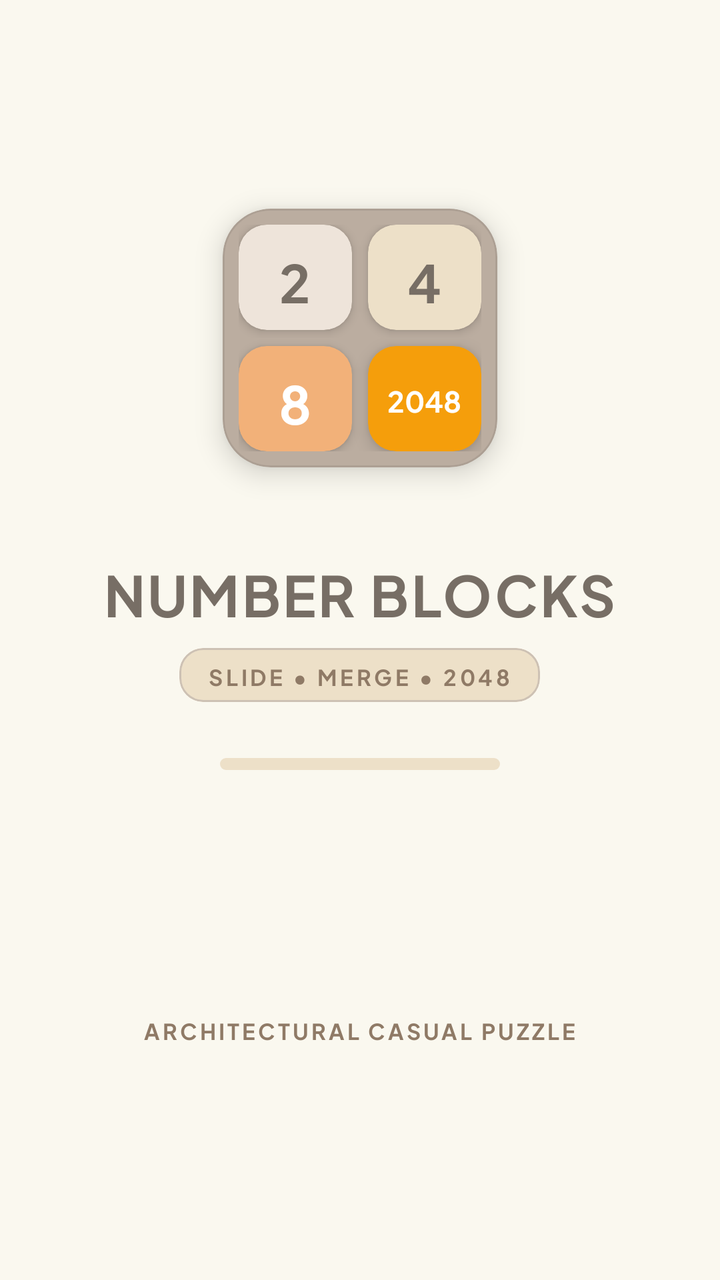
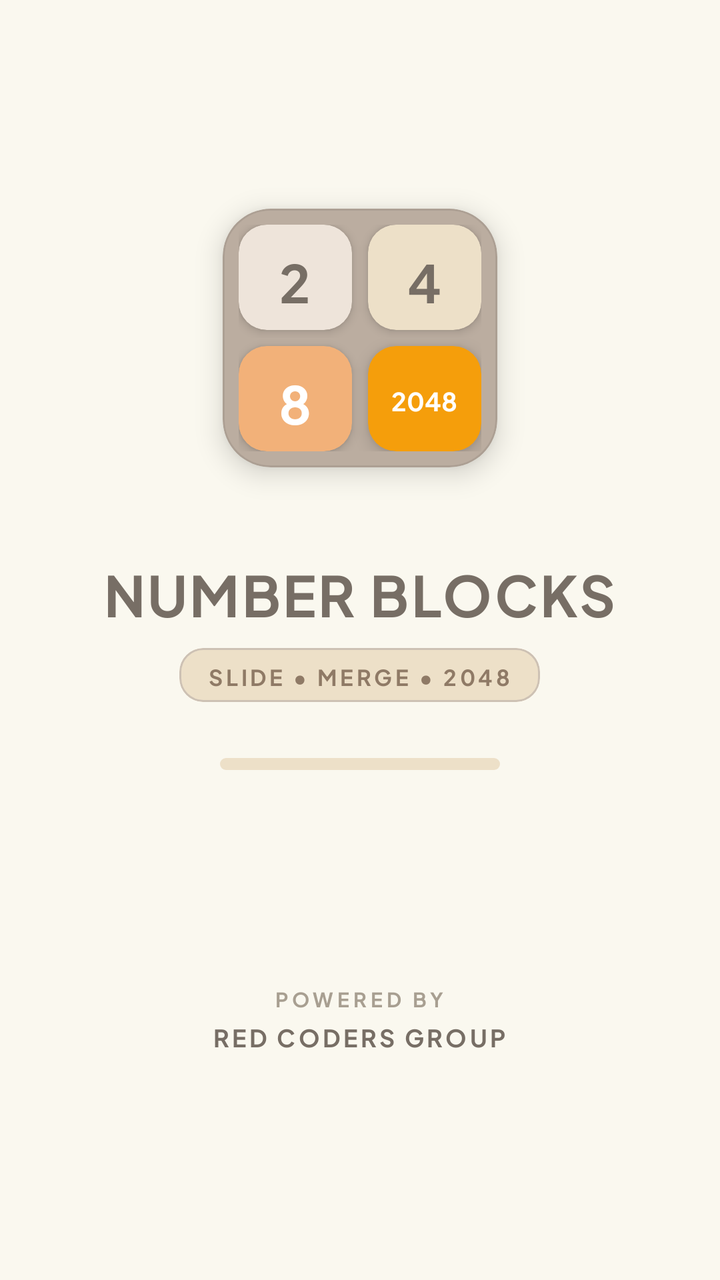

Two renders of the same Android screen: before a commit and after it. Below are the layout's source before the change and the commit's diff.
<!-- AndroidManifest.xml: application theme Theme.NumberBlocks -->
<!-- res/layout/activity_splash.xml -->
<?xml version="1.0" encoding="utf-8"?>
<RelativeLayout xmlns:android="http://schemas.android.com/apk/res/android"
    xmlns:app="http://schemas.android.com/apk/res-auto"
    android:id="@+id/splash_root"
    android:layout_width="match_parent"
    android:layout_height="match_parent"
    android:background="#FAF8EF"
    android:clipChildren="false"
    android:clipToPadding="false"
    android:gravity="center">

    
    <LinearLayout
        android:id="@+id/center_container"
        android:layout_width="wrap_content"
        android:layout_height="wrap_content"
        android:layout_centerInParent="true"
        android:clipChildren="false"
        android:clipToPadding="false"
        android:gravity="center"
        android:orientation="vertical">

        
        <com.google.android.material.card.MaterialCardView
            android:id="@+id/splash_board_well"
            android:layout_width="168dp"
            android:layout_height="168dp"
            app:cardBackgroundColor="#BBADA0"
            app:cardCornerRadius="24dp"
            app:cardElevation="8dp"
            app:cardUseCompatPadding="true"
            app:strokeColor="#15000000"
            app:strokeWidth="1dp">

            <LinearLayout
                android:layout_width="match_parent"
                android:layout_height="match_parent"
                android:gravity="center"
                android:orientation="vertical"
                android:padding="8dp">

                
                <LinearLayout
                    android:layout_width="match_parent"
                    android:layout_height="0dp"
                    android:layout_weight="1"
                    android:orientation="horizontal">

                    
                    <com.google.android.material.card.MaterialCardView
                        android:id="@+id/splash_tile_2"
                        android:layout_width="0dp"
                        android:layout_height="match_parent"
                        android:layout_weight="1"
                        android:layout_marginEnd="4dp"
                        android:layout_marginBottom="4dp"
                        app:cardBackgroundColor="#EEE4DA"
                        app:cardCornerRadius="14dp"
                        app:cardElevation="3dp"
                        app:strokeWidth="0dp">

                        <TextView
                            android:layout_width="wrap_content"
                            android:layout_height="wrap_content"
                            android:layout_gravity="center"
                            android:text="2"
                            android:textColor="#776E65"
                            android:textSize="26sp"
                            android:textStyle="bold" />
                    </com.google.android.material.card.MaterialCardView>

                    
                    <com.google.android.material.card.MaterialCardView
                        android:id="@+id/splash_tile_4"
                        android:layout_width="0dp"
                        android:layout_height="match_parent"
                        android:layout_weight="1"
                        android:layout_marginStart="4dp"
                        android:layout_marginBottom="4dp"
                        app:cardBackgroundColor="#EDE0C8"
                        app:cardCornerRadius="14dp"
                        app:cardElevation="3dp"
                        app:strokeWidth="0dp">

                        <TextView
                            android:layout_width="wrap_content"
                            android:layout_height="wrap_content"
                            android:layout_gravity="center"
                            android:text="4"
                            android:textColor="#776E65"
                            android:textSize="26sp"
                            android:textStyle="bold" />
                    </com.google.android.material.card.MaterialCardView>
                </LinearLayout>

                
                <LinearLayout
                    android:layout_width="match_parent"
                    android:layout_height="0dp"
                    android:layout_weight="1"
                    android:orientation="horizontal">

                    
                    <com.google.android.material.card.MaterialCardView
                        android:id="@+id/splash_tile_8"
                        android:layout_width="0dp"
                        android:layout_height="match_parent"
                        android:layout_weight="1"
                        android:layout_marginEnd="4dp"
                        android:layout_marginTop="4dp"
                        app:cardBackgroundColor="#F2B179"
                        app:cardCornerRadius="14dp"
                        app:cardElevation="3dp"
                        app:strokeWidth="0dp">

                        <TextView
                            android:layout_width="wrap_content"
                            android:layout_height="wrap_content"
                            android:layout_gravity="center"
                            android:text="8"
                            android:textColor="#FFFFFF"
                            android:textSize="26sp"
                            android:textStyle="bold" />
                    </com.google.android.material.card.MaterialCardView>

                    
                    <com.google.android.material.card.MaterialCardView
                        android:id="@+id/splash_tile_2048"
                        android:layout_width="0dp"
                        android:layout_height="match_parent"
                        android:layout_weight="1"
                        android:layout_marginStart="4dp"
                        android:layout_marginTop="4dp"
                        app:cardBackgroundColor="#F59E0B"
                        app:cardCornerRadius="14dp"
                        app:cardElevation="5dp"
                        app:strokeWidth="0dp">

                        <TextView
                            android:layout_width="wrap_content"
                            android:layout_height="wrap_content"
                            android:layout_gravity="center"
                            android:text="2048"
                            android:textColor="#FFFFFF"
                            android:textSize="@dimen/sp_16"
                            android:textStyle="bold" />
                    </com.google.android.material.card.MaterialCardView>
                </LinearLayout>
            </LinearLayout>
        </com.google.android.material.card.MaterialCardView>

        
        <TextView
            android:id="@+id/splash_title"
            android:layout_width="wrap_content"
            android:layout_height="wrap_content"
            android:layout_marginTop="20dp"
            android:letterSpacing="0.04"
            android:text="NUMBER BLOCKS"
            android:textColor="#776E65"
            android:textSize="28sp"
            android:textStyle="bold" />

        
        <com.google.android.material.card.MaterialCardView
            android:id="@+id/splash_tagline_badge"
            android:layout_width="wrap_content"
            android:layout_height="wrap_content"
            android:layout_marginTop="8dp"
            app:cardBackgroundColor="#EDE0C8"
            app:cardCornerRadius="12dp"
            app:cardElevation="0dp"
            app:strokeColor="#CDC1B4"
            app:strokeWidth="1dp">

            <TextView
                android:id="@+id/splash_subtitle"
                android:layout_width="wrap_content"
                android:layout_height="wrap_content"
                android:letterSpacing="0.14"
                android:paddingStart="14dp"
                android:paddingTop="5dp"
                android:paddingEnd="14dp"
                android:paddingBottom="5dp"
                android:text="SLIDE • MERGE • 2048"
                android:textColor="#8F7A66"
                android:textSize="11sp"
                android:textStyle="bold" />
        </com.google.android.material.card.MaterialCardView>

        
        <FrameLayout
            android:id="@+id/splash_progress_track"
            android:layout_width="140dp"
            android:layout_height="6dp"
            android:layout_marginTop="28dp"
            android:background="@drawable/pill_badge"
            android:backgroundTint="#EDE0C8">

            <View
                android:id="@+id/splash_progress_fill"
                android:layout_width="0dp"
                android:layout_height="match_parent"
                android:background="@drawable/pill_badge"
                android:backgroundTint="#F59E0B" />
        </FrameLayout>
    </LinearLayout>

    
    <TextView
        android:id="@+id/splash_footer"
        android:layout_width="wrap_content"
        android:layout_height="wrap_content"
        android:layout_alignParentBottom="true"
        android:layout_centerHorizontal="true"
        android:layout_marginBottom="32dp"
        android:letterSpacing="0.12"
        android:text="ARCHITECTURAL CASUAL PUZZLE"
        android:textColor="#8F7A66"
        android:textSize="11sp"
        android:textStyle="bold" />

</RelativeLayout>
<!-- resources referenced by this layout -->
<resources>
  <dimen name="sp_16">16.00sp</dimen>
  <!-- drawable pill_badge (drawable) -->
  <?xml version="1.0" encoding="utf-8"?>
  <shape xmlns:android="http://schemas.android.com/apk/res/android"
      android:shape="rectangle">
      <corners android:radius="12dp" />
      <solid android:color="#F0EFEA" />
  </shape>
  <style name="Theme.NumberBlocks" parent="Theme.MaterialComponents.DayNight.NoActionBar">
          <item name="colorPrimary">@color/primary</item>
          <item name="colorPrimaryVariant">@color/primary_variant</item>
          <item name="colorSecondary">@color/secondary</item>
          <item name="android:statusBarColor">@color/background</item>
          <item name="android:navigationBarColor">@color/background</item>
          <item name="android:windowBackground">@color/background</item>
          <item name="android:windowLightStatusBar">true</item>
          <item name="fontFamily">@font/game_font</item>
          <item name="android:fontFamily">@font/game_font</item>
      </style>
  <color name="primary">#1E2024</color>
  <color name="primary_variant">#161719</color>
  <color name="secondary">#5A5D66</color>
  <color name="background">#FAF9F6</color>
</resources>

<!-- the commit's change to res/layout/activity_splash.xml (unified diff, before → after) -->
@@ -142,7 +142,7 @@
                             android:layout_gravity="center"
                             android:text="2048"
                             android:textColor="#FFFFFF"
-                            android:textSize="@dimen/sp_16"
+                            android:textSize="@dimen/sp_14"
                             android:textStyle="bold" />
                     </com.google.android.material.card.MaterialCardView>
                 </LinearLayout>
@@ -207,17 +207,34 @@
     </LinearLayout>
 
     
-    <TextView
+    <LinearLayout
         android:id="@+id/splash_footer"
         android:layout_width="wrap_content"
         android:layout_height="wrap_content"
         android:layout_alignParentBottom="true"
         android:layout_centerHorizontal="true"
-        android:layout_marginBottom="32dp"
-        android:letterSpacing="0.12"
-        android:text="ARCHITECTURAL CASUAL PUZZLE"
-        android:textColor="#8F7A66"
-        android:textSize="11sp"
-        android:textStyle="bold" />
+        android:layout_marginBottom="28dp"
+        android:gravity="center_horizontal"
+        android:orientation="vertical">
+
+        <TextView
+            android:layout_width="wrap_content"
+            android:layout_height="wrap_content"
+            android:letterSpacing="0.20"
+            android:text="@string/powered_by"
+            android:textColor="#A89F91"
+            android:textSize="10sp"
+            android:textStyle="bold" />
+
+        <TextView
+            android:layout_width="wrap_content"
+            android:layout_height="wrap_content"
+            android:layout_marginTop="2dp"
+            android:letterSpacing="0.12"
+            android:text="@string/brand_red_coders_group"
+            android:textColor="#776E65"
+            android:textSize="12sp"
+            android:textStyle="bold" />
+    </LinearLayout>
 
 </RelativeLayout>
<!-- resource entries referenced after the edit -->
@@ -1,6 +1,6 @@
 <!-- resources referenced by this layout -->
 <resources>
-  <dimen name="sp_16">16.00sp</dimen>
+  <dimen name="sp_14">14.00sp</dimen>
   <!-- drawable pill_badge (drawable) -->
   <?xml version="1.0" encoding="utf-8"?>
   <shape xmlns:android="http://schemas.android.com/apk/res/android"
@@ -8,6 +8,8 @@
       <corners android:radius="12dp" />
       <solid android:color="#F0EFEA" />
   </shape>
+  <string name="brand_red_coders_group">RED CODERS GROUP</string>
+  <string name="powered_by">POWERED BY</string>
   <style name="Theme.NumberBlocks" parent="Theme.MaterialComponents.DayNight.NoActionBar">
           <item name="colorPrimary">@color/primary</item>
           <item name="colorPrimaryVariant">@color/primary_variant</item>
